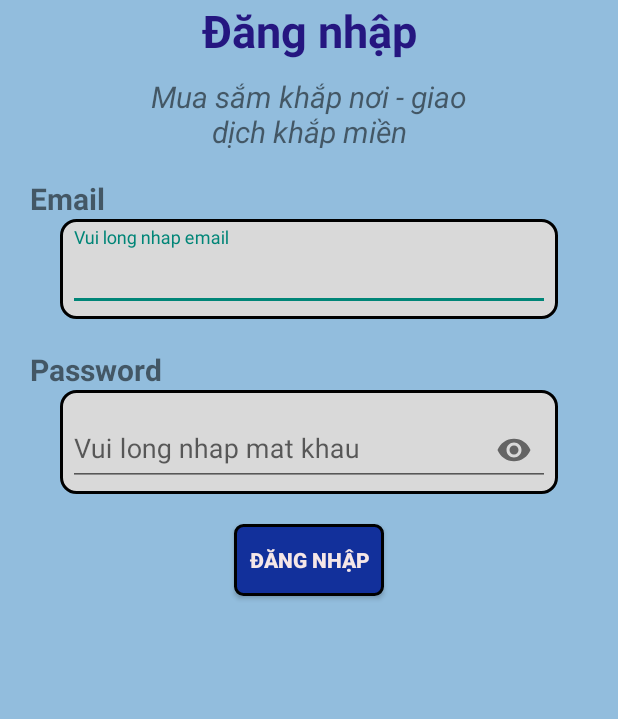
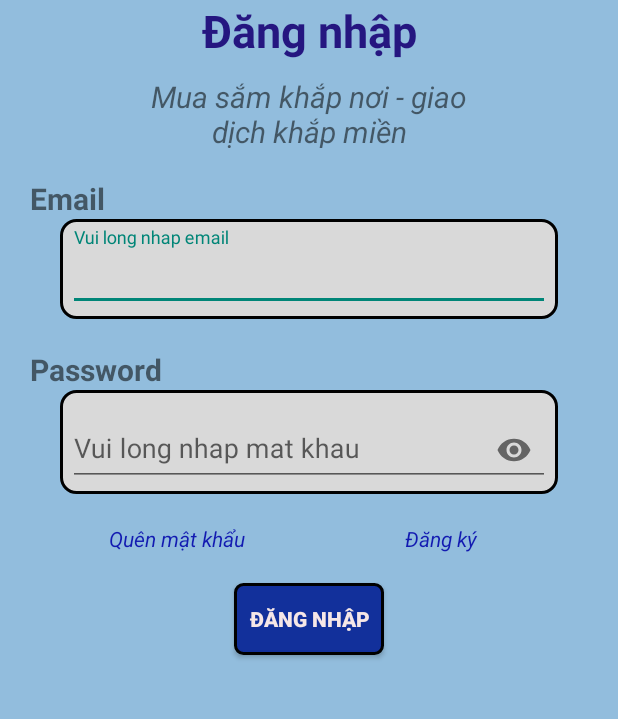
Before and after one commit to VuAnhTDC/Duan_dd2, an Android app: the screen it shows after launch (screen_login), on a phone screen of 412 x 824 dp, the part 225-944 px from its top. Run offline under Robolectric (Android 15) with nearby library versions, the phone set to English and light mode, and no system bars.

Commit message:
sửa chữa màn hình login và thêm màn hình đăng ký

```diff
--- a/app/src/main/java/com/example/duan/screen_login.java
+++ b/app/src/main/java/com/example/duan/screen_login.java
@@ -17,7 +17,7 @@ import com.google.android.material.textfield.TextInputEditText;
 public class screen_login extends AppCompatActivity {
 
     LinearLayout vMain;
-    TextInputEditText txtInputEmail,txtInputPassword;
+    TextInputEditText edt_email, edt_password;
 
     @Override
     protected void onCreate(Bundle savedInstanceState) {
@@ -40,11 +40,12 @@ public class screen_login extends AppCompatActivity {
 
 //        sự kiện khi nhập xong giá trị email
 
-        txtInputEmail.setOnEditorActionListener(new TextView.OnEditorActionListener() {
+        edt_email.setOnEditorActionListener(new TextView.OnEditorActionListener() {
             @Override
             public boolean onEditorAction(TextView textView, int i, KeyEvent keyEvent) {
+//                nếu nhấn vào phím done
                 if (i == EditorInfo.IME_ACTION_DONE){
-                    txtInputPassword.requestFocus();
+                    edt_password.requestFocus();
                 }
                 return false;
             }
@@ -71,7 +72,7 @@ public class screen_login extends AppCompatActivity {
     //    Ánh sạ
     private void setControl() {
         vMain = findViewById(R.id.vmain);
-        txtInputEmail = findViewById(R.id.txtinput_email);
-        txtInputPassword = findViewById(R.id.txtinput_password);
+        edt_email = findViewById(R.id.edt_email);
+        edt_password = findViewById(R.id.edt_password);
     }
 }
--- a/app/src/main/res/drawable/bg_btnconfirm.xml
+++ b/app/src/main/res/drawable/bg_btnconfirm.xml
@@ -3,4 +3,8 @@
     <solid android:color="@color/color_btnconfirm"/>
     <corners android:radius="5dp"/>
     <stroke android:width="2dp"/>
+    <padding android:bottom="5dp"/>
+    <padding android:top="5dp"/>
+    <padding android:left="20dp"/>
+    <padding android:right="20dp"/>
 </shape>
--- a/app/src/main/res/drawable/vector_visibility_off.xml
+++ /dev/null
@@ -1,5 +0,0 @@
-<vector android:height="24dp" android:tint="#000000"
-    android:viewportHeight="24" android:viewportWidth="24"
-    android:width="24dp" xmlns:android="http://schemas.android.com/apk/res/android">
-    <path android:fillColor="@android:color/white" android:pathData="M12,7c2.76,0 5,2.24 5,5 0,0.65 -0.13,1.26 -0.36,1.83l2.92,2.92c1.51,-1.26 2.7,-2.89 3.43,-4.75 -1.73,-4.39 -6,-7.5 -11,-7.5 -1.4,0 -2.74,0.25 -3.98,0.7l2.16,2.16C10.74,7.13 11.35,7 12,7zM2,4.27l2.28,2.28 0.46,0.46C3.08,8.3 1.78,10.02 1,12c1.73,4.39 6,7.5 11,7.5 1.55,0 3.03,-0.3 4.38,-0.84l0.42,0.42L19.73,22 21,20.73 3.27,3 2,4.27zM7.53,9.8l1.55,1.55c-0.05,0.21 -0.08,0.43 -0.08,0.65 0,1.66 1.34,3 3,3 0.22,0 0.44,-0.03 0.65,-0.08l1.55,1.55c-0.67,0.33 -1.41,0.53 -2.2,0.53 -2.76,0 -5,-2.24 -5,-5 0,-0.79 0.2,-1.53 0.53,-2.2zM11.84,9.02l3.15,3.15 0.02,-0.16c0,-1.66 -1.34,-3 -3,-3l-0.17,0.01z"/>
-</vector>
--- a/app/src/main/res/drawable/vector_visibility_on.xml
+++ /dev/null
@@ -1,5 +0,0 @@
-<vector android:height="24dp" android:tint="#000000"
-    android:viewportHeight="24" android:viewportWidth="24"
-    android:width="24dp" xmlns:android="http://schemas.android.com/apk/res/android">
-    <path android:fillColor="@android:color/white" android:pathData="M12,4.5C7,4.5 2.73,7.61 1,12c1.73,4.39 6,7.5 11,7.5s9.27,-3.11 11,-7.5c-1.73,-4.39 -6,-7.5 -11,-7.5zM12,17c-2.76,0 -5,-2.24 -5,-5s2.24,-5 5,-5 5,2.24 5,5 -2.24,5 -5,5zM12,9c-1.66,0 -3,1.34 -3,3s1.34,3 3,3 3,-1.34 3,-3 -1.34,-3 -3,-3z"/>
-</vector>
--- a/app/src/main/res/layout/layout_login.xml
+++ b/app/src/main/res/layout/layout_login.xml
@@ -73,7 +73,7 @@
             style="@style/style_textinputlayout_title_screenlogin"
             >
             <com.google.android.material.textfield.TextInputEditText
-                android:id="@+id/txtinput_email"
+                android:id="@+id/edt_email"
                 style="@style/style_textinputedit_screenlogin"
                 android:hint="Vui long nhap email"
                 android:inputType="textEmailAddress"
@@ -103,12 +103,41 @@
             >
 
             <com.google.android.material.textfield.TextInputEditText
-                android:id="@+id/txtinput_password"
+                android:id="@+id/edt_password"
                 style="@style/style_textinputedit_screenlogin"
                 android:hint="Vui long nhap mat khau"
                 android:inputType="textPassword"
                 />
         </com.google.android.material.textfield.TextInputLayout>
+
+    </LinearLayout>
+
+<!--    Đăng ký và quên mật khẩu -->
+    <LinearLayout
+        android:layout_width="match_parent"
+        android:layout_height="wrap_content"
+        android:orientation="horizontal"
+        android:layout_marginHorizontal="30dp"
+        android:layout_marginTop="20dp"
+        >
+        <TextView
+            android:layout_width="0dp"
+            android:layout_height="wrap_content"
+            android:text="Quên mật khẩu"
+            android:textStyle="italic"
+            android:textColor="#121AB1"
+            android:layout_weight="0.3"
+            android:textAlignment="center"
+            />
+        <TextView
+            android:layout_width="0dp"
+            android:layout_height="wrap_content"
+            android:text="Đăng ký"
+            android:textStyle="italic"
+            android:textColor="#121AB1"
+            android:textAlignment="center"
+            android:layout_weight="0.3"
+            />
 
     </LinearLayout>
 
--- a/app/src/main/res/values/colors.xml
+++ b/app/src/main/res/values/colors.xml
@@ -1,8 +1,5 @@
 <?xml version="1.0" encoding="utf-8"?>
 <resources>
-    <color name="black">#FF000000</color>
-    <color name="white">#FFFFFFFF</color>
-    <color name="color_input">#D9D9D9</color>
     <color name="color_btnconfirm">#12309B</color>
     <color name="color_titleScreenLogin">#251680</color>
 
```
Also changed, not shown: app/src/main/AndroidManifest.xml (+9 -0 lines), app/src/main/java/com/example/duan/screen_regeter.java (added, +14 -0 lines), app/src/main/res/drawable/bg_titleregeter.xml (added, +10 -0 lines), app/src/main/res/drawable/bg_viewregeter.xml (added, +8 -0 lines), app/src/main/res/layout/activity_main.xml (deleted, +0 -18 lines), app/src/main/res/layout/layout_regeter.xml (added, +223 -0 lines), app/src/main/res/drawable/icondiachi.jpg (added), app/src/main/res/drawable/icondienthoai.jpg (added), app/src/main/res/drawable/iconemailo.jpg (added), app/src/main/res/drawable/iconmatkhau.jpg (added), app/src/main/res/drawable/iconuser.jpg (added).
